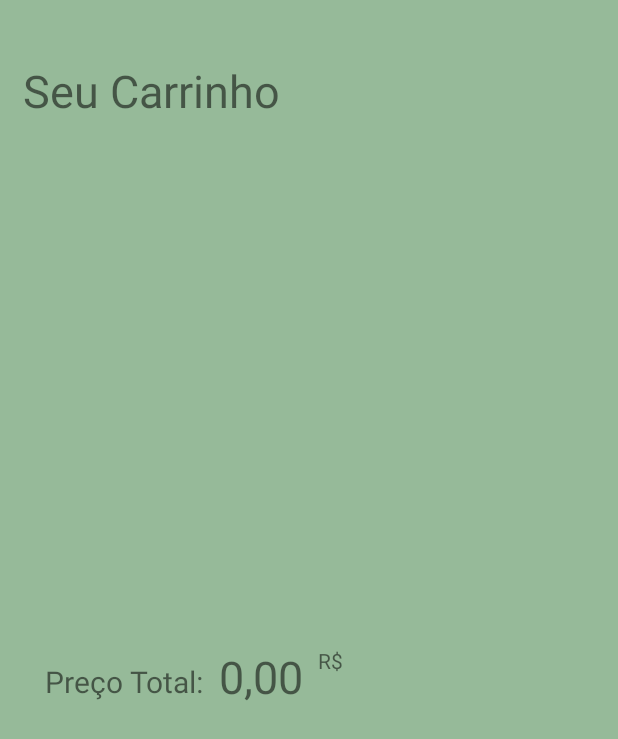
After one commit to Gabs19/ecoshop, an Android app: the layout fragments_cart.xml on its own in the app's theme, with its tools: preview values and no code run, on a phone screen of 412 x 824 dp. The commit adds this screen. Shown: the top 739 px of the screen. Run offline under Robolectric (Android 15) with nearby library versions, the phone set to English and light mode, and no system bars.

Commit message:
adding cart fragment and functions

```diff
--- a/app/src/main/java/com/example/ecoshop/MainActivity.java
+++ b/app/src/main/java/com/example/ecoshop/MainActivity.java
@@ -7,7 +7,7 @@ import android.widget.Toast;
 import androidx.appcompat.app.AppCompatActivity;
 import androidx.fragment.app.Fragment;
 
-import com.example.ecoshop.authentication.Conection;
+import com.example.ecoshop.fragments.Cart;
 import com.example.ecoshop.fragments.Favorites;
 import com.example.ecoshop.fragments.Settings;
 import com.example.ecoshop.fragments.Shop;
@@ -54,6 +54,10 @@ public class MainActivity extends AppCompatActivity{
                     selectFragment = new Shop();
                     break;
 
+                case R.id.nav_cart:
+                    selectFragment = new Cart();
+                    break;
+
                 case R.id.nav_fav:
                     selectFragment = new Favorites();
                     break;
--- a/app/src/main/java/com/example/ecoshop/fragments/AddProducts.java
+++ b/app/src/main/java/com/example/ecoshop/fragments/AddProducts.java
@@ -77,7 +77,6 @@ public class AddProducts extends Fragment {
             nameProduct.setText("");
             descProduct.setText("");
             price.setText("");
-
         }
     }
 
--- a/app/src/main/java/com/example/ecoshop/fragments/Shop.java
+++ b/app/src/main/java/com/example/ecoshop/fragments/Shop.java
@@ -120,8 +120,6 @@ public class Shop extends Fragment {
                 @Override
                 public void onDataChange(DataSnapshot snapshot) {
                     for (DataSnapshot snap : snapshot.getChildren()) {
-                        System.out.println(user.getUid());
-                        System.out.println();
                         if (snap.child("id").getValue(String.class).equals(user.getUid())) {
 
                             if (snap.child("seller").getValue(Boolean.class) == true) {
--- /dev/null
+++ b/app/src/main/res/drawable/ic_cart.xml
@@ -0,0 +1,5 @@
+<vector android:autoMirrored="true" android:height="24dp"
+    android:tint="#FCFCFC" android:viewportHeight="24"
+    android:viewportWidth="24" android:width="24dp" xmlns:android="http://schemas.android.com/apk/res/android">
+    <path android:fillColor="@android:color/white" android:pathData="M7,18c-1.1,0 -1.99,0.9 -1.99,2S5.9,22 7,22s2,-0.9 2,-2 -0.9,-2 -2,-2zM1,2v2h2l3.6,7.59 -1.35,2.45c-0.16,0.28 -0.25,0.61 -0.25,0.96 0,1.1 0.9,2 2,2h12v-2L7.42,15c-0.14,0 -0.25,-0.11 -0.25,-0.25l0.03,-0.12 0.9,-1.63h7.45c0.75,0 1.41,-0.41 1.75,-1.03l3.58,-6.49c0.08,-0.14 0.12,-0.31 0.12,-0.48 0,-0.55 -0.45,-1 -1,-1L5.21,4l-0.94,-2L1,2zM17,18c-1.1,0 -1.99,0.9 -1.99,2s0.89,2 1.99,2 2,-0.9 2,-2 -0.9,-2 -2,-2z"/>
+</vector>
--- /dev/null
+++ b/app/src/main/res/layout/fragments_cart.xml
@@ -0,0 +1,69 @@
+<?xml version="1.0" encoding="utf-8"?>
+<RelativeLayout xmlns:android="http://schemas.android.com/apk/res/android"
+    android:layout_width="match_parent"
+    android:layout_height="match_parent"
+    android:background="@color/background_color">
+
+    <TextView
+        android:id="@+id/textView10"
+        android:layout_width="wrap_content"
+        android:layout_height="wrap_content"
+        android:layout_alignParentStart="true"
+        android:layout_alignParentLeft="true"
+        android:layout_alignParentTop="true"
+        android:layout_marginStart="15dp"
+        android:layout_marginLeft="0dp"
+        android:layout_marginTop="40dp"
+        android:text="Seu Carrinho"
+        android:textSize="30dp"/>
+
+    <androidx.recyclerview.widget.RecyclerView
+        android:id="@+id/cart_products"
+        android:layout_width="match_parent"
+        android:layout_height="300dp"
+        android:layout_below="@+id/textView10"
+        android:layout_marginTop="30dp">
+
+    </androidx.recyclerview.widget.RecyclerView>
+
+    <TextView
+        android:id="@+id/textView6"
+        android:layout_width="wrap_content"
+        android:layout_height="wrap_content"
+        android:layout_below="@+id/cart_products"
+        android:layout_alignParentStart="true"
+        android:layout_alignParentLeft="true"
+        android:layout_marginStart="30dp"
+        android:layout_marginLeft="0dp"
+        android:layout_marginTop="30dp"
+        android:text="Preço Total: "
+        android:textSize="20dp" />
+
+    <TextView
+        android:id="@+id/valor"
+        android:layout_width="wrap_content"
+        android:layout_height="wrap_content"
+        android:layout_below="@+id/cart_products"
+        android:layout_marginStart="5dp"
+        android:layout_marginLeft="5dp"
+        android:layout_marginTop="20dp"
+        android:layout_toEndOf="@+id/textView6"
+        android:layout_toRightOf="@+id/textView6"
+        android:text="0,00"
+        android:textSize="30dp"
+        />
+
+    <TextView
+        android:id="@+id/textView8"
+        android:layout_width="wrap_content"
+        android:layout_height="wrap_content"
+        android:layout_below="@+id/cart_products"
+        android:layout_marginStart="10dp"
+        android:layout_marginLeft="10dp"
+        android:layout_marginTop="20dp"
+        android:layout_toEndOf="@+id/valor"
+        android:layout_toRightOf="@+id/valor"
+        android:text="R$" />
+
+
+</RelativeLayout>
--- a/app/src/main/res/layout/fragments_details_product.xml
+++ b/app/src/main/res/layout/fragments_details_product.xml
@@ -77,7 +77,7 @@
         />
 
     <Button
-        android:id="@+id/button"
+        android:id="@+id/buy_product"
         android:background="@drawable/input_round"
         android:backgroundTint="@color/dark_green"
         android:textColor="@color/white"
--- a/app/src/main/res/menu/bottom_navigation.xml
+++ b/app/src/main/res/menu/bottom_navigation.xml
@@ -4,6 +4,11 @@
     <item android:id="@+id/nav_shop"
         android:icon="@drawable/ic_mall"
         android:title="Mercado" />
+
+    <item android:id="@+id/nav_cart"
+        android:icon="@drawable/ic_cart"
+        android:title="Carrinho"
+        />
 
     <item android:id="@+id/nav_fav"
         android:icon="@drawable/ic_fav"
```
Also changed, not shown: app/src/main/java/com/example/ecoshop/fragments/Cart.java (added, +90 -0 lines), app/src/main/java/com/example/ecoshop/fragments/DetailsProducts.java (+75 -12 lines), app/src/main/java/com/example/ecoshop/model/Cart.java (+36 -19 lines), app/src/main/java/com/example/ecoshop/model/Product.java (+13 -8 lines).
